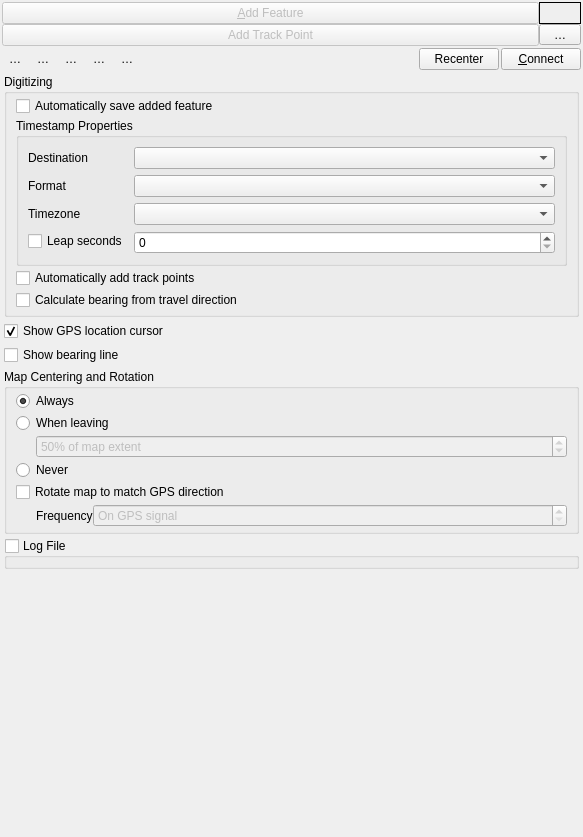
First picture: the form in src/ui/qgsgpsinformationwidgetbase.ui, repository qgis/QGIS, before the edit.
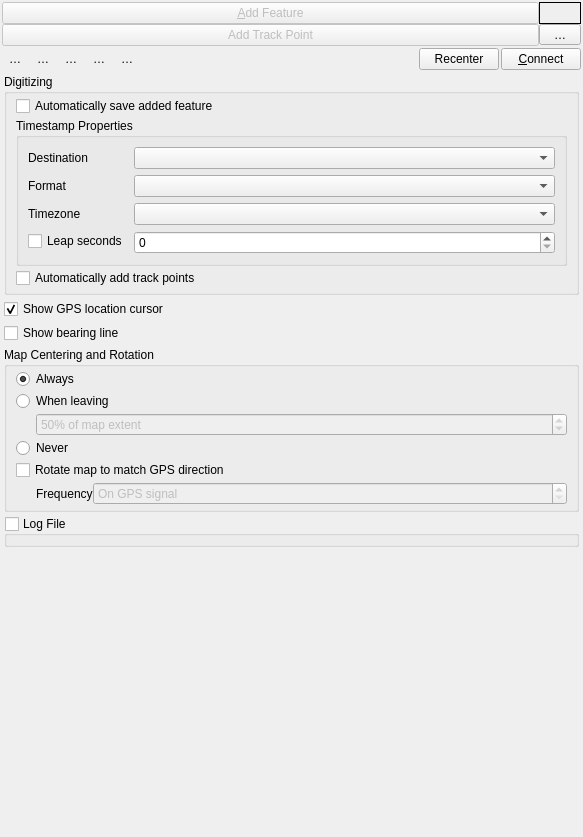
Second picture: the form after the edit. Icons and pictures are not drawn. Custom widgets are drawn as their Qt base class.

Commit message: [gps] Move 'calculate bearing from travel direction' setting to options GPS pane

Diff of the .ui file:
```diff
--- a/src/ui/qgsgpsinformationwidgetbase.ui
+++ b/src/ui/qgsgpsinformationwidgetbase.ui
@@ -748,16 +748,6 @@
                 </property>
                </widget>
               </item>
-              <item row="3" column="0">
-               <widget class="QCheckBox" name="mTravelBearingCheckBox">
-                <property name="toolTip">
-                 <string>If checked, the bearing reported by the GPS device will be ignored and the bearing will instead be calculated by the angle between the previous two GPS locations</string>
-                </property>
-                <property name="text">
-                 <string>Calculate bearing from travel direction</string>
-                </property>
-               </widget>
-              </item>
              </layout>
             </widget>
            </item>
```
Left out of the diff: 1 changed line with no effect on the pictures. The commit also changes 7 other files.
